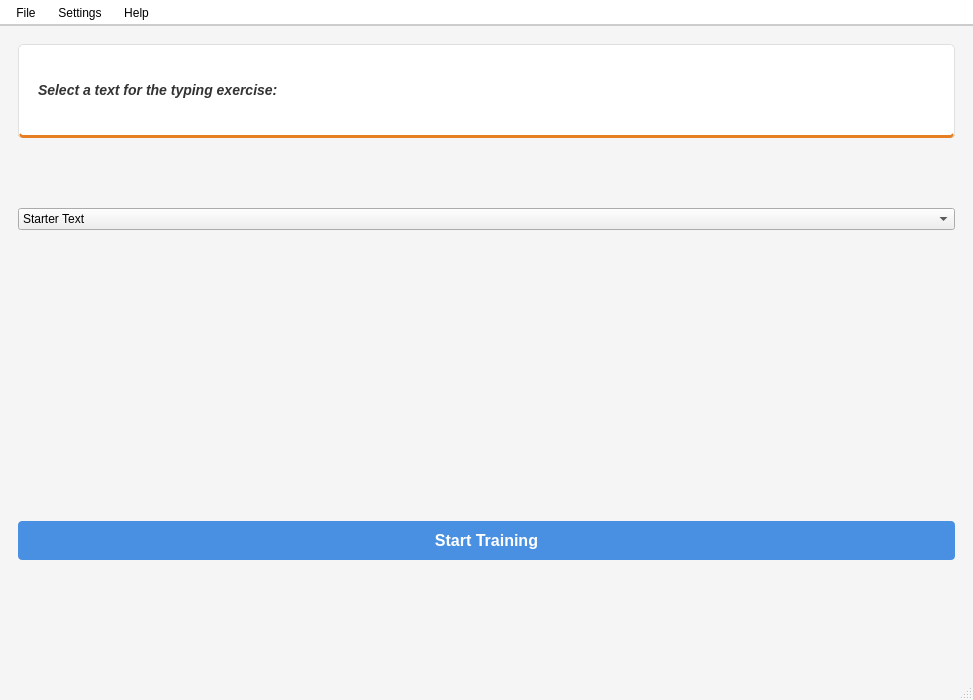
The window that mainwindow.ui (Lizaahdjh/Practical-work_TypingTrainer.) describes before a commit, drawn with Qt 5.
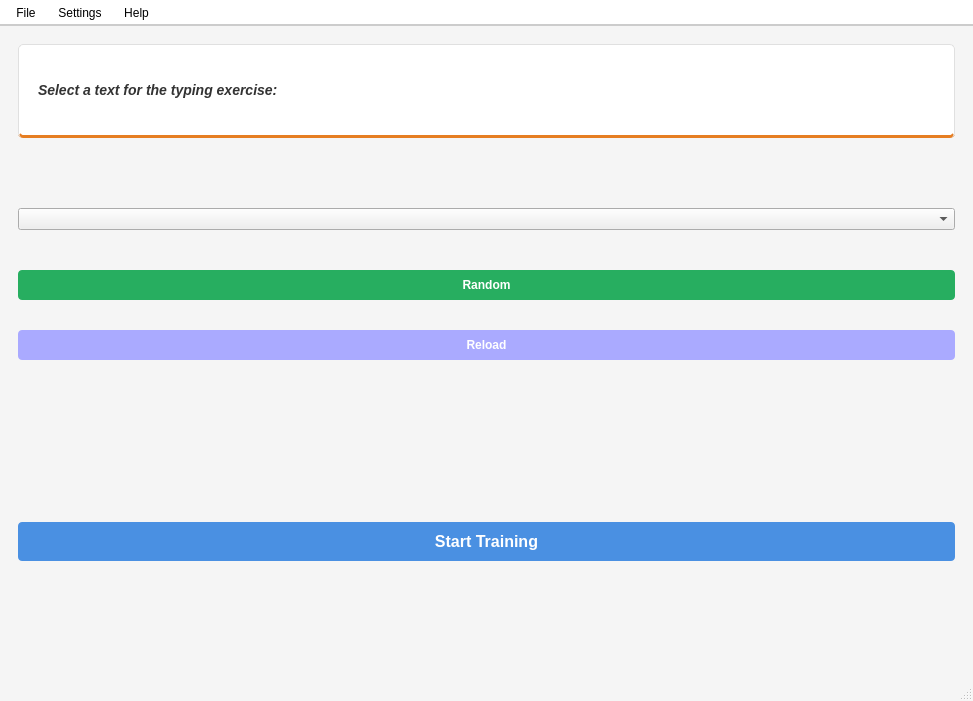
The same window after the commit. The open tabs and pages were chosen to show the change.

```diff
--- a/mainwindow.ui
+++ b/mainwindow.ui
@@ -7,7 +7,7 @@
     <x>0</x>
     <y>0</y>
     <width>973</width>
-    <height>700</height>
+    <height>701</height>
    </rect>
   </property>
   <property name="windowTitle">
@@ -163,37 +163,43 @@
            </spacer>
           </item>
           <item>
-           <widget class="QComboBox" name="comboLesson">
-            <item>
-             <property name="text">
-              <string>Starter Text</string>
-             </property>
+           <widget class="QComboBox" name="comboLesson"/>
             </item>
             <item>
-             <property name="text">
-              <string>Numbers and Symbols</string>
-             </property>
-            </item>
-            <item>
-             <property name="text">
-              <string>Common Words Part 1</string>
-             </property>
-            </item>
-            <item>
-             <property name="text">
-              <string>Common Words Part 2</string>
-             </property>
+           <spacer name="verticalSpacer_9">
+            <property name="orientation">
+             <enum>Qt::Orientation::Vertical</enum>
+            </property>
+            <property name="sizeType">
+             <enum>QSizePolicy::Policy::Preferred</enum>
+            </property>
+            <property name="sizeHint" stdset="0">
+             <size>
+              <width>20</width>
+              <height>10</height>
+             </size>
+            </property>
+           </spacer>
             </item>
             <item>
+           <widget class="QPushButton" name="btnRandom">
+            <property name="styleSheet">
+             <string notr="true">background-color: #27ae60; color: #ffffff; border: none; border-radius: 4px; padding: 8px 16px; font-weight: bold;</string>
+            </property>
              <property name="text">
-              <string>Python Code Sample</string>
-             </property>
+             <string>Random</string>
+            </property>
+           </widget>
             </item>
             <item>
+           <widget class="QPushButton" name="btnReload">
+            <property name="styleSheet">
+             <string notr="true">background-color: #aaaaff; color: #ffffff; border: none; border-radius: 4px; padding: 8px 16px; font-weight: bold;
+</string>
+            </property>
              <property name="text">
-              <string>Lorem Ipsum</string>
-             </property>
-            </item>
+             <string>Reload</string>
+            </property>
            </widget>
           </item>
           <item>
```
Left out of the diff: 2 changed lines with no effect on the pictures. Lines whose indentation alone changed are shown as unchanged.
